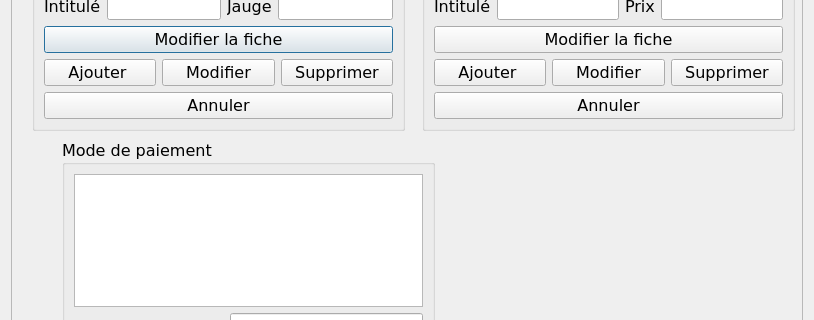
Old version of the form FestiClicC/administrationbillet.ui in the repository FestiClic/FestiClic3; both pictures show x 0 to 814 and y 202 to 522 of the 814 by 667 pixel window.
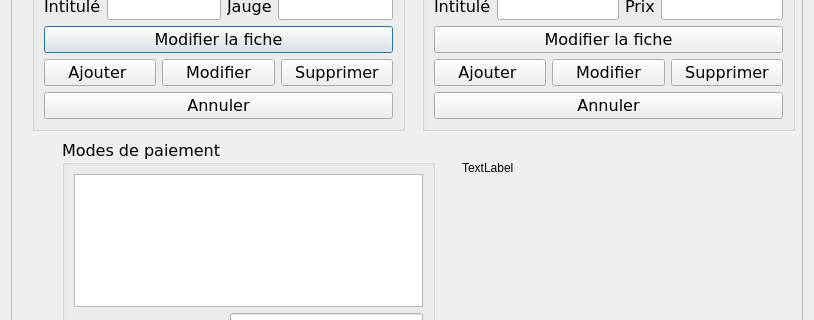
New version of the form.

Commit message: Les boutons Ajouter des 3 groupBox OK

Patch:
```diff
--- a/FestiClicC/administrationbillet.ui
+++ b/FestiClicC/administrationbillet.ui
@@ -240,7 +240,7 @@
         </font>
        </property>
        <property name="title">
-        <string>Mode de paiement</string>
+        <string>Modes de paiement</string>
        </property>
        <layout class="QVBoxLayout" name="verticalLayout_7">
         <item>
@@ -308,6 +308,19 @@
         </item>
        </layout>
       </widget>
+      <widget class="QLabel" name="labelAlert">
+       <property name="geometry">
+        <rect>
+         <x>450</x>
+         <y>350</y>
+         <width>261</width>
+         <height>16</height>
+        </rect>
+       </property>
+       <property name="text">
+        <string>TextLabel</string>
+       </property>
+      </widget>
      </widget>
     </widget>
    </item>
```
The commit also changes 4 other files.
